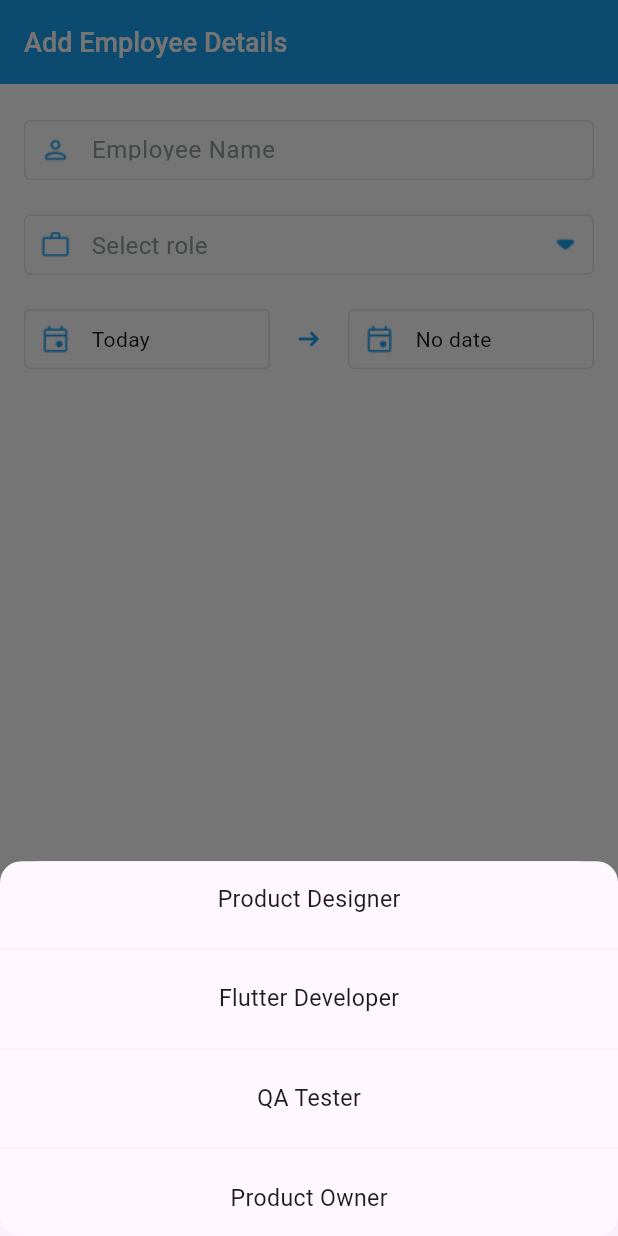
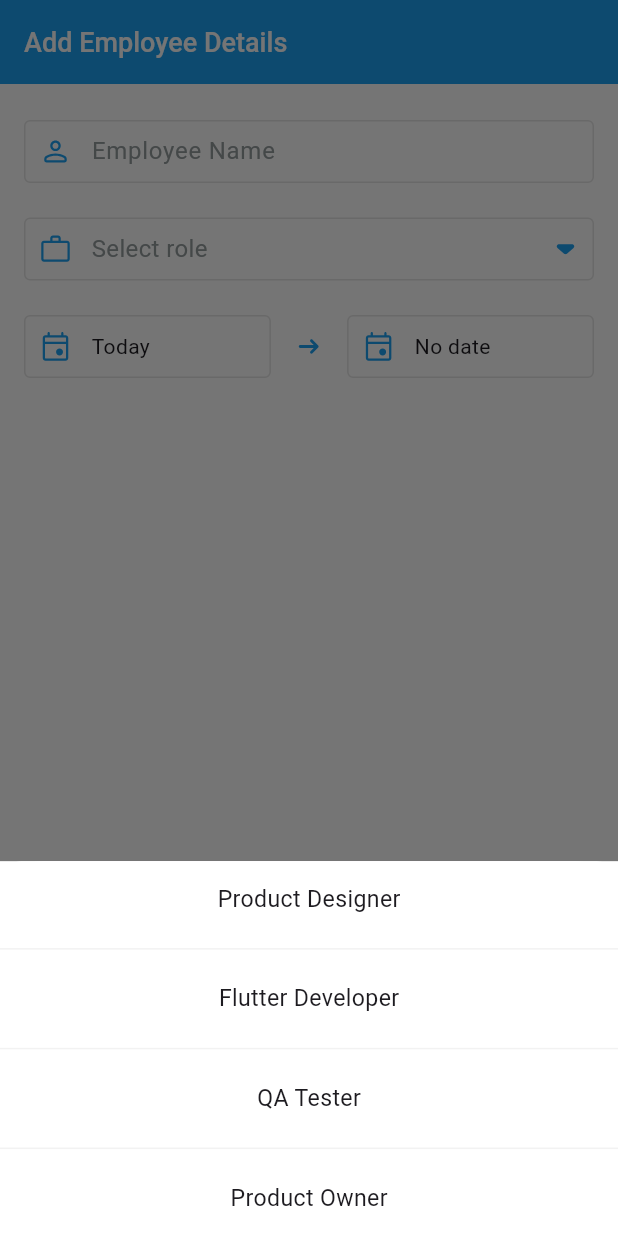
Before and after one commit to sivaprasadnk/employee_app, a Flutter app: the AddEmployeeScreen screen opened directly, after a tap on "Select role", on a phone screen of 412 x 824 dp. Run offline on Flutter 3.47's test engine with Material 3 defaults, Android fonts, the phone set to English and light mode, and no system bars; our stand-ins replace flutter_screenutil, flutter_slidable, flutter_svg, get_it, objectbox; generated files the repository leaves out were written again.

Commit message:
changing to svg

```diff
--- a/lib/presentation/components/container_widget.dart
+++ b/lib/presentation/components/container_widget.dart
@@ -13,7 +13,7 @@
   @override
   Widget build(BuildContext context) {
     return Container(
-      height: 40,
+      height: 42,
       width: width,
       decoration: BoxDecoration(
         borderRadius: BorderRadius.circular(4),
--- a/lib/presentation/components/custom_start_date_picker.dart
+++ b/lib/presentation/components/custom_start_date_picker.dart
@@ -4,6 +4,7 @@
 import 'package:employee_app/presentation/components/cancel_button.dart';
 import 'package:flutter/material.dart';
 import 'package:flutter_screenutil/flutter_screenutil.dart';
+import 'package:flutter_svg/svg.dart';
 import 'package:intl/intl.dart';
 
 class CustomStartDatePickerDialog extends StatefulWidget {
@@ -144,8 +145,8 @@
             Row(
               mainAxisAlignment: MainAxisAlignment.start,
               children: [
-                Image.asset(
-                  'assets/images/event.png',
+                SvgPicture.asset(
+                  'assets/images/event.svg',
                   height: 24,
                   width: 24,
                 ),
--- a/lib/presentation/components/role_list_item.dart
+++ b/lib/presentation/components/role_list_item.dart
@@ -18,6 +18,9 @@
       onTap: () {
         callback.call();
       },
+      child: Container(
+        width: double.infinity,
+        color: kWhiteColor,
         child: Column(
           children: [
             SizedBox(height: 16.h),
@@ -32,6 +35,7 @@
               ),
           ],
         ),
+      ),
     );
   }
 }
--- a/lib/presentation/screens/add_employee/add_employee_screen.dart
+++ b/lib/presentation/screens/add_employee/add_employee_screen.dart
@@ -13,6 +13,7 @@
 import 'package:employee_app/presentation/components/save_button.dart';
 import 'package:flutter/material.dart';
 import 'package:flutter_screenutil/flutter_screenutil.dart';
+import 'package:flutter_svg/svg.dart';
 
 class AddEmployeeScreen extends StatefulWidget {
   const AddEmployeeScreen({super.key});
@@ -64,14 +65,7 @@
                     var validationMsg = CommonFunctions.validate(model);
                     if (validationMsg.isEmpty) {
                       await locator<AddOrUpdateEmployee>()
-                          .call(
-                        EmployeeModel(
-                          endDate: selectedEndDate,
-                          name: textEditingController.text,
-                          role: selectedRole!,
-                          startDate: selectedStartDate,
-                        ),
-                      )
+                          .call(model)
                           .then((_) {
                         if (context.mounted) {
                           Navigator.pop(context);
@@ -105,25 +99,24 @@
                 ContainerWidget(
                   child: Row(
                     children: [
-                      Image.asset(
-                        'assets/images/person.png',
+                      SvgPicture.asset(
+                        'assets/images/person.svg',
                         height: 24,
                         width: 24,
                       ),
                       SizedBox(width: 12),
                       Expanded(
-                        child: Padding(
-                          padding: const EdgeInsets.only(top: 3),
                         child: TextFormField(
                           focusNode: _focusNode,
                           controller: textEditingController,
                           decoration: InputDecoration(
+                            contentPadding: EdgeInsets.zero,
                             isDense: true,
+                            filled: false,
                             border: InputBorder.none,
                             hintText: 'Employee Name',
                             hintStyle: TextStyle(
                               color: kGreyColor,
-                              ),
                             ),
                           ),
                         ),
@@ -140,6 +133,7 @@
                           context: context,
                           builder: (_) {
                             return Material(
+                              color: kWhiteColor,
                               borderRadius: BorderRadius.circular(16.r),
                               child: Column(
                                 mainAxisSize: MainAxisSize.min,
@@ -155,48 +149,15 @@
                                     },
                                   );
                                 }).toList(),
-                                // children: [
-                                //   RoleListItem(
-                                //     title: 'Product Designer',
-                                //     callback: () {
-                                //       selectedRole = 'Product Designer';
-                                //       setState(() {});
-                                //       Navigator.pop(context);
-                                //     },
-                                //   ),
-                                //   RoleListItem(
-                                //     title: 'Flutter Developer',
-                                //     callback: () {
-                                //       selectedRole = 'Flutter Developer';
-                                //       setState(() {});
-                                //       Navigator.pop(context);
-                                //     },
-                                //   ),
-                                //   RoleListItem(
-                                //     title: 'QA Tester',
-                                //     callback: () {
-                                //       selectedRole = 'QA Tester';
-                                //       setState(() {});
-                                //       Navigator.pop(context);
-                                //     },
-                                //   ),
-                                //   RoleListItem(
-                                //     title: 'Product Owner',
-                                //     callback: () {
-                                //       selectedRole = 'Product Owner';
-                                //       setState(() {});
-                                //       Navigator.pop(context);
-                                //     },
-                                //     showDivider: false,
-                                //   ),
+
                               ),
                             );
                           });
                     },
                     child: Row(
                       children: [
-                        Image.asset(
-                          'assets/images/work.png',
+                        SvgPicture.asset(
+                          'assets/images/work.svg',
                           height: 24,
                           width: 24,
                         ),
@@ -212,10 +173,13 @@
                             ),
                           ),
                         ),
-                        Image.asset(
-                          'assets/images/arrow_down.png',
-                          height: 20,
-                        )
+                        SvgPicture.asset(
+                          'assets/images/arrow_down.svg',
+                          colorFilter: const ColorFilter.mode(
+                            kBlueColor,
+                            BlendMode.srcIn,
+                          ),
+                        ),
                       ],
                     ),
                   ),
@@ -228,8 +192,8 @@
                         width: double.infinity,
                         child: Row(
                           children: [
-                            Image.asset(
-                              'assets/images/event.png',
+                            SvgPicture.asset(
+                              'assets/images/event.svg',
                               height: 24,
                               width: 24,
                             ),
@@ -257,19 +221,19 @@
                         ),
                       ),
                     ),
-                    SizedBox(width: 16),
-                    Image.asset(
-                      'assets/images/arrow.png',
+                    SizedBox(width: 16.w),
+                    SvgPicture.asset(
+                      'assets/images/arrow_right.svg',
                       height: 20,
                     ),
-                    SizedBox(width: 16),
+                    SizedBox(width: 16.w),
                     Expanded(
                       child: ContainerWidget(
                         width: double.infinity,
                         child: Row(
                           children: [
-                            Image.asset(
-                              'assets/images/event.png',
+                            SvgPicture.asset(
+                              'assets/images/event.svg',
                               height: 24,
                               width: 24,
                             ),
--- a/lib/presentation/screens/home/home_screen.dart
+++ b/lib/presentation/screens/home/home_screen.dart
@@ -5,6 +5,7 @@
 import 'package:employee_app/presentation/screens/home/employees_listview.dart';
 import 'package:flutter/material.dart';
 import 'package:flutter_screenutil/flutter_screenutil.dart';
+import 'package:flutter_svg/svg.dart';
 
 class HomeScreen extends StatefulWidget {
   const HomeScreen({super.key});
@@ -63,10 +64,9 @@
             } else {
               if (snapshot.data == null || snapshot.data!.isEmpty) {
                 return Center(
-                  child: Image.asset(
-                    'assets/images/no_employee.png',
+                  child: SvgPicture.asset(
+                    'assets/images/no_employee.svg',
                     height: 244.h,
-                    width: 261.w,
                   ),
                 );
               }
--- a/pubspec.yaml
+++ b/pubspec.yaml
@@ -42,6 +42,7 @@
   path:
   path_provider: ^2.1.5
   flutter_slidable: ^4.0.0
+  flutter_svg: ^2.0.17
 
 dev_dependencies:
   flutter_test:
```
Also changed, not shown: lib/presentation/screens/edit_employee/edit_employee_screen.dart (+26 -48 lines), lib/presentation/screens/home/employees_listview.dart (+7 -9 lines), assets/images/arrow.png (deleted), assets/images/arrow_down.png (deleted), assets/images/arrow_down.svg (added), assets/images/arrow_right.svg (added), assets/images/event.png (deleted), assets/images/event.svg (added), assets/images/no_employee.png (deleted), assets/images/no_employee.svg (added), assets/images/person.png (deleted), assets/images/person.svg (added), assets/images/work.png (deleted), assets/images/work.svg (added), 1 more files. Lines whose indentation alone changed are shown as unchanged.
